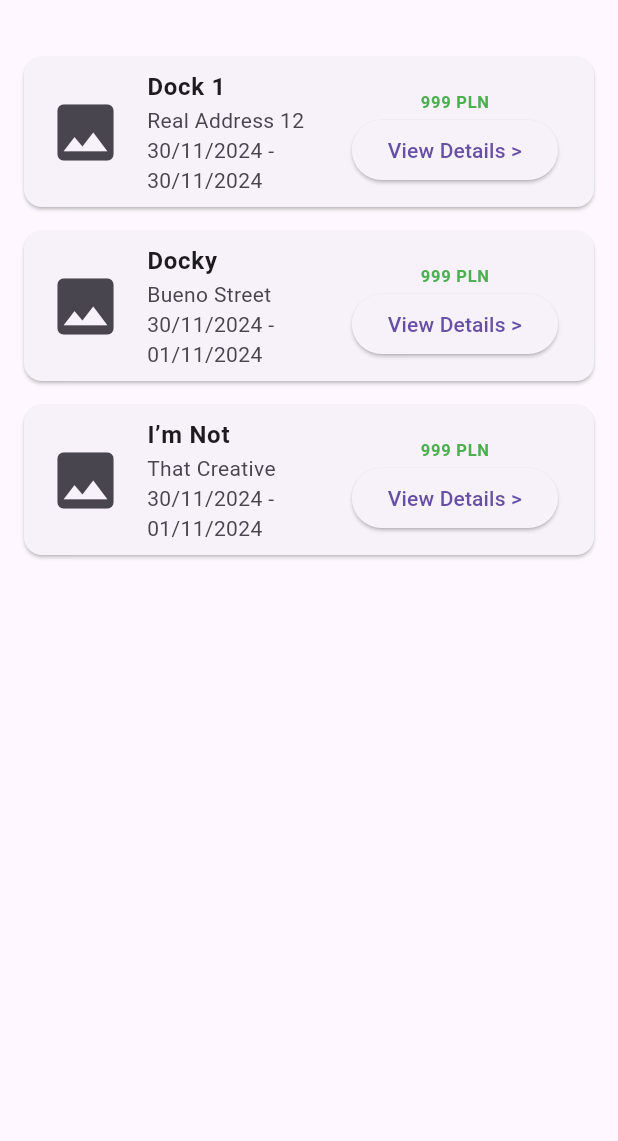
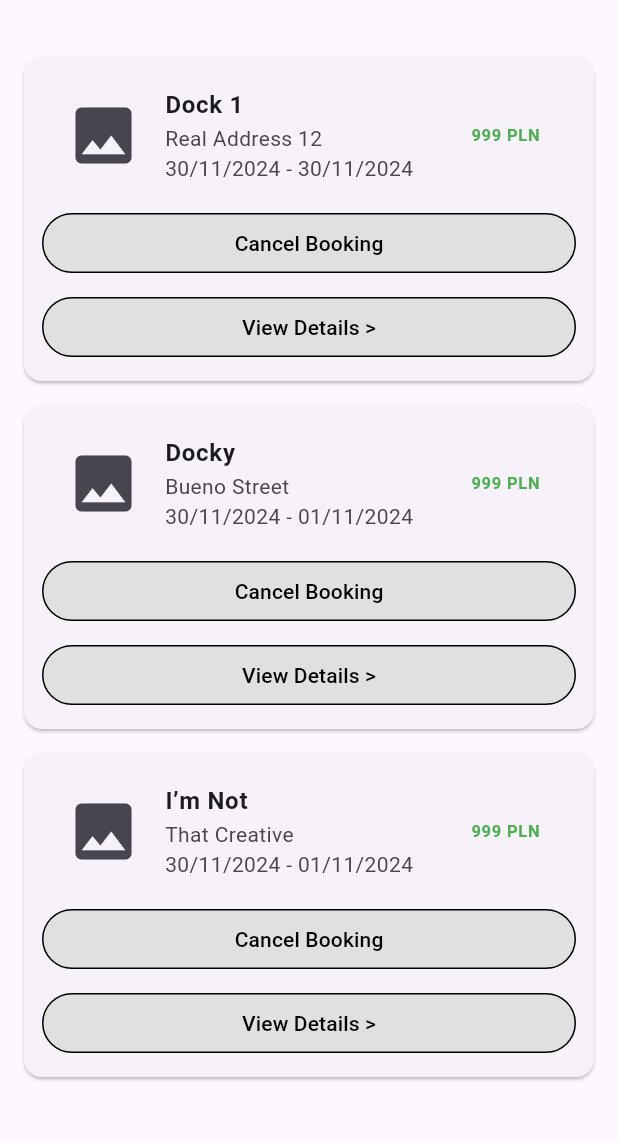
Before and after one commit to SE2-GMMWZ/mobile-frontend, a Flutter app: the MyBookingsPage screen opened directly, on a phone screen of 412 x 824 dp, the part 63-1204 px from its top. Run offline on Flutter 3.47's test engine with Material 3 defaults, Android fonts, the phone set to English and light mode, and no system bars.

Commit message:
Right before messing up

```diff
--- a/lib/my_bookings.dart
+++ b/lib/my_bookings.dart
@@ -32,18 +32,53 @@ class MyBookingsPage extends StatelessWidget {
   Widget _bookingItem(String name, String location, String date) {
   return Card(
     margin: EdgeInsets.symmetric(vertical: 8),
-      child: ListTile(
+    child: Padding(
+      padding: EdgeInsets.all(12.0), // Add padding for better spacing
+      child: Column(
+        crossAxisAlignment: CrossAxisAlignment.start,
+        children: [
+          ListTile(
             leading: Icon(Icons.image, size: 50),
             title: Text(name, style: TextStyle(fontWeight: FontWeight.bold)),
             subtitle: Text('$location\n$date'),
-        trailing: Column(
-          mainAxisAlignment: MainAxisAlignment.center,
+            trailing: Text('999 PLN',
+              style: TextStyle(color: Colors.green, fontWeight: FontWeight.bold),
+            ),
+          ),
+          SizedBox(height: 8),
+          Row(
             children: [
-            Text('999 PLN', style: TextStyle(color: Colors.green, fontWeight: FontWeight.bold)),
-            ElevatedButton(onPressed: () {}, child: Text('View Details >')),
+              Expanded(
+                child: OutlinedButton(
+                  onPressed: () {},
+                  style: OutlinedButton.styleFrom(
+                    side: BorderSide(color: Colors.black), // Black border
+                    backgroundColor: Colors.grey[300], // Light grey background
+                  ),
+                  child: Text('Cancel Booking', style: TextStyle(color: Colors.black)),
+                ),
+              ),
+            ],
+          ),
+          SizedBox(height: 8),
+          Row(
+            children: [
+              Expanded(
+                child: OutlinedButton(
+                  onPressed: () {},
+                  style: OutlinedButton.styleFrom(
+                    side: BorderSide(color: Colors.black), // Black border
+                    backgroundColor: Colors.grey[300], // Light grey background
+                  ),
+                  child: Text('View Details >', style: TextStyle(color: Colors.black)),
+                ),
+              ),
+            ],
+          ),
         ],
       ),
     ),
   );
 }
+
 }
```
Also changed, not shown: lib/sailor_home.dart (+25 -7 lines). Lines whose indentation alone changed are shown as unchanged.
